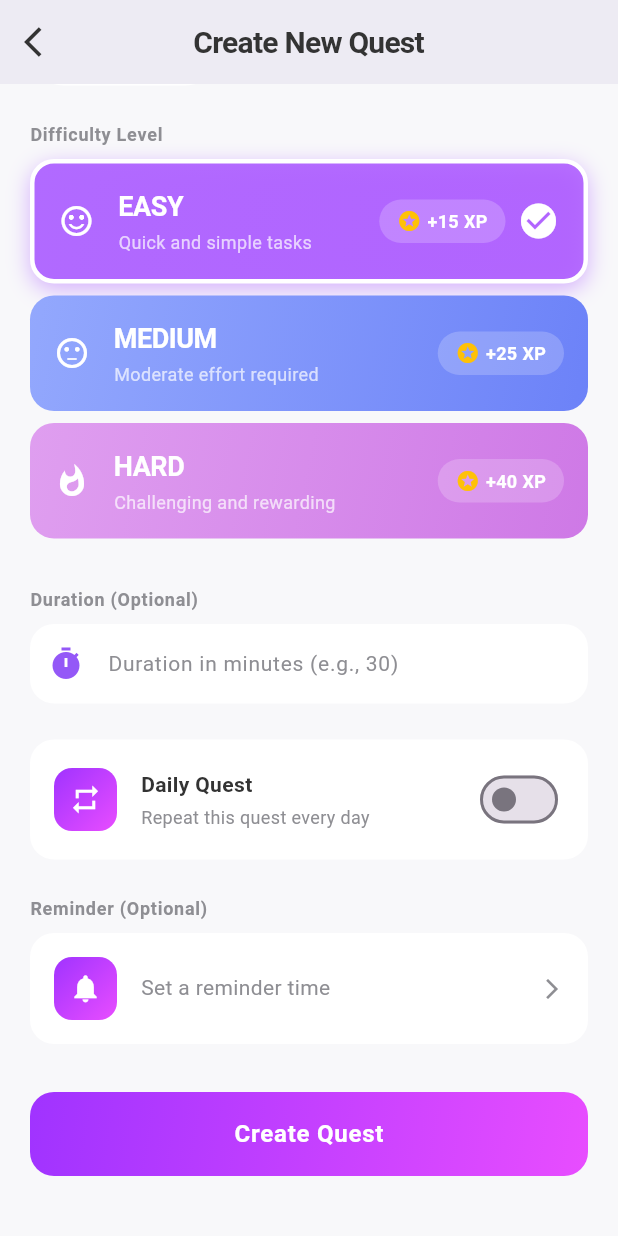
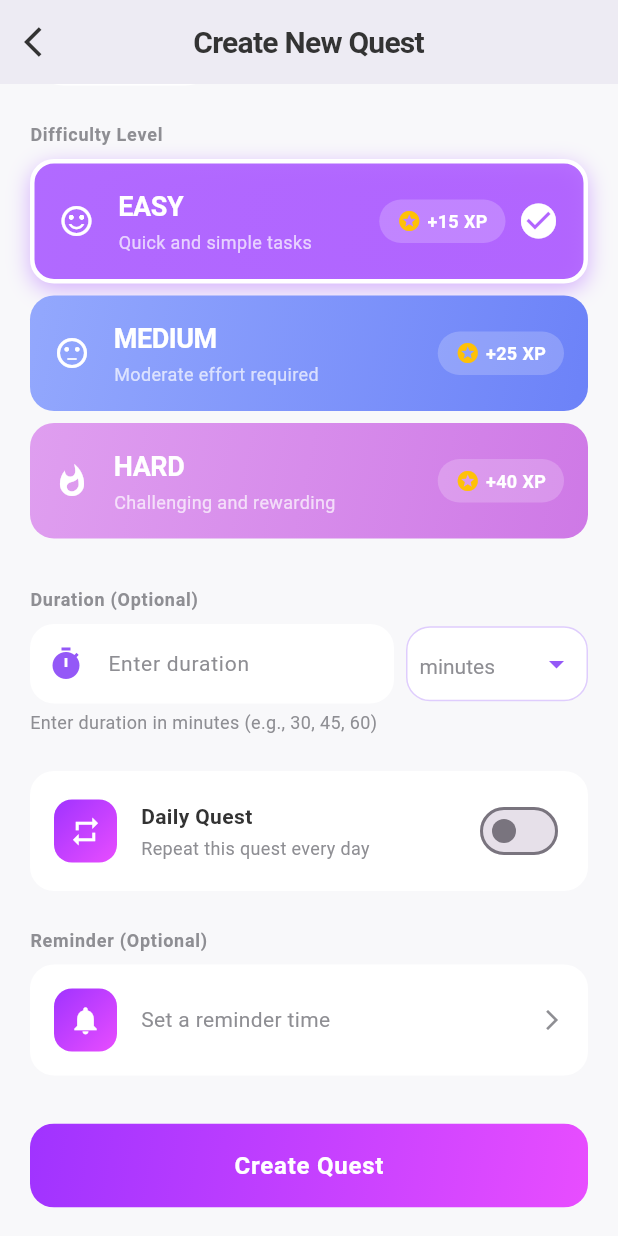
Before and after one commit to Mehreen-siddique/Goal_Play, a Flutter app: the CreateQuestScreen screen opened directly, scrolled down 438 dp, on a phone screen of 412 x 824 dp. Run offline on Flutter 3.47's test engine with Material 3 defaults, Android fonts, the phone set to English and light mode, and no system bars; our stand-ins replace cloud_firestore, firebase_auth, firebase_core, firebase_database, font_awesome_flutter, google_fonts and 2 more; missing offline and left inert: model_viewer_plus; accounts and stored records are empty.

Commit message:
feat: Add duration unit selection in CreateQuest
- Add dropdown to select between minutes and hours for quest duration
- Update duration field with enhanced UI including input field and unit selector
- Add helper text that changes based on selected unit
- Implement duration conversion logic (hours to minutes) in quest creation
- Improve user experience with better visual feedback and validation

Duration Features:
- Flexible time input with minutes/hours selection
- Automatic conversion to minutes for backend storage
- Enhanced UI with proper spacing and styling
- Contextual helper text for user guidance

```diff
--- a/lib/Screens/Quest/CreateQuest/CreateQuest.dart
+++ b/lib/Screens/Quest/CreateQuest/CreateQuest.dart
@@ -24,6 +24,7 @@ class _CreateQuestScreenState extends State<CreateQuestScreen> {
   QuestDifficulty _selectedDifficulty = QuestDifficulty.easy;
   TimeOfDay? _reminderTime;
   int? _duration;
+  String _durationUnit = 'minutes'; // 'minutes' or 'hours'
   bool _isDaily = false;
   bool _isCreating = false;
 
@@ -402,11 +403,16 @@ class _CreateQuestScreenState extends State<CreateQuestScreen> {
           letterSpacing: 0.5,
         )),
         SizedBox(height: AppSizes.paddingSM),
-        TextFormField(
+        Row(
+          children: [
+            // Duration input field
+            Expanded(
+              flex: 2,
+              child: TextFormField(
                 keyboardType: TextInputType.number,
                 style: AppTextStyles.bodyDark,
                 decoration: InputDecoration(
-            hintText: 'Duration in minutes (e.g., 30)',
+                  hintText: 'Enter duration',
                   hintStyle: AppTextStyles.body,
                   filled: true,
                   fillColor: AppColors.whiteBackground,
@@ -415,14 +421,63 @@ class _CreateQuestScreenState extends State<CreateQuestScreen> {
                     borderSide: BorderSide.none,
                   ),
                   prefixIcon: Icon(Icons.timer, color: AppColors.primaryPurple),
-            suffixText: 'min',
-            suffixStyle: AppTextStyles.body,
                 ),
                 onChanged: (value) {
                   setState(() {
                     _duration = int.tryParse(value);
                   });
                 },
+              ),
+            ),
+            SizedBox(width: AppSizes.paddingSM),
+            // Unit selector
+            Expanded(
+              child: Container(
+                padding: EdgeInsets.symmetric(horizontal: AppSizes.paddingSM),
+                decoration: BoxDecoration(
+                  color: AppColors.whiteBackground,
+                  borderRadius: BorderRadius.circular(AppSizes.radius),
+                  border: Border.all(
+                    color: AppColors.primaryPurple.withOpacity(0.3),
+                    width: 1,
+                  ),
+                ),
+                child: DropdownButtonHideUnderline(
+                  child: DropdownButton<String>(
+                    value: _durationUnit,
+                    isExpanded: true,
+                    icon: Icon(Icons.arrow_drop_down, color: AppColors.primaryPurple),
+                    style: AppTextStyles.bodyDark,
+                    items: ['minutes', 'hours'].map((String unit) {
+                      return DropdownMenuItem<String>(
+                        value: unit,
+                        child: Text(
+                          unit,
+                          style: AppTextStyles.body,
+                        ),
+                      );
+                    }).toList(),
+                    onChanged: (String? newValue) {
+                      setState(() {
+                        _durationUnit = newValue!;
+                      });
+                    },
+                  ),
+                ),
+              ),
+            ),
+          ],
+        ),
+        // Helper text
+        SizedBox(height: AppSizes.paddingXS),
+        Text(
+          _durationUnit == 'minutes'
+              ? 'Enter duration in minutes (e.g., 30, 45, 60)'
+              : 'Enter duration in hours (e.g., 1, 2, 3)',
+          style: AppTextStyles.caption.copyWith(
+            color: AppColors.textGray,
+            fontSize: 12,
+          ),
         ),
       ],
     );
@@ -582,6 +637,12 @@ class _CreateQuestScreenState extends State<CreateQuestScreen> {
       });
 
       try {
+        // Convert duration to minutes if needed
+        int? durationInMinutes = _duration;
+        if (_durationUnit == 'hours' && _duration != null) {
+          durationInMinutes = _duration! * 60;
+        }
+
         final newQuest = Quest(
           id: DateTime.now().millisecondsSinceEpoch.toString(),
           title: _titleController.text.trim(),
@@ -601,7 +662,7 @@ class _CreateQuestScreenState extends State<CreateQuestScreen> {
                   _reminderTime!.minute,
                 )
               : null,
-          duration: _duration,
+          duration: durationInMinutes,
           icon: _getQuestTypeIcon(_selectedType),
           gradientColors: _getDifficultyGradient(_selectedDifficulty),
           isDaily: _isDaily,
```
Lines whose indentation alone changed are shown as unchanged.
